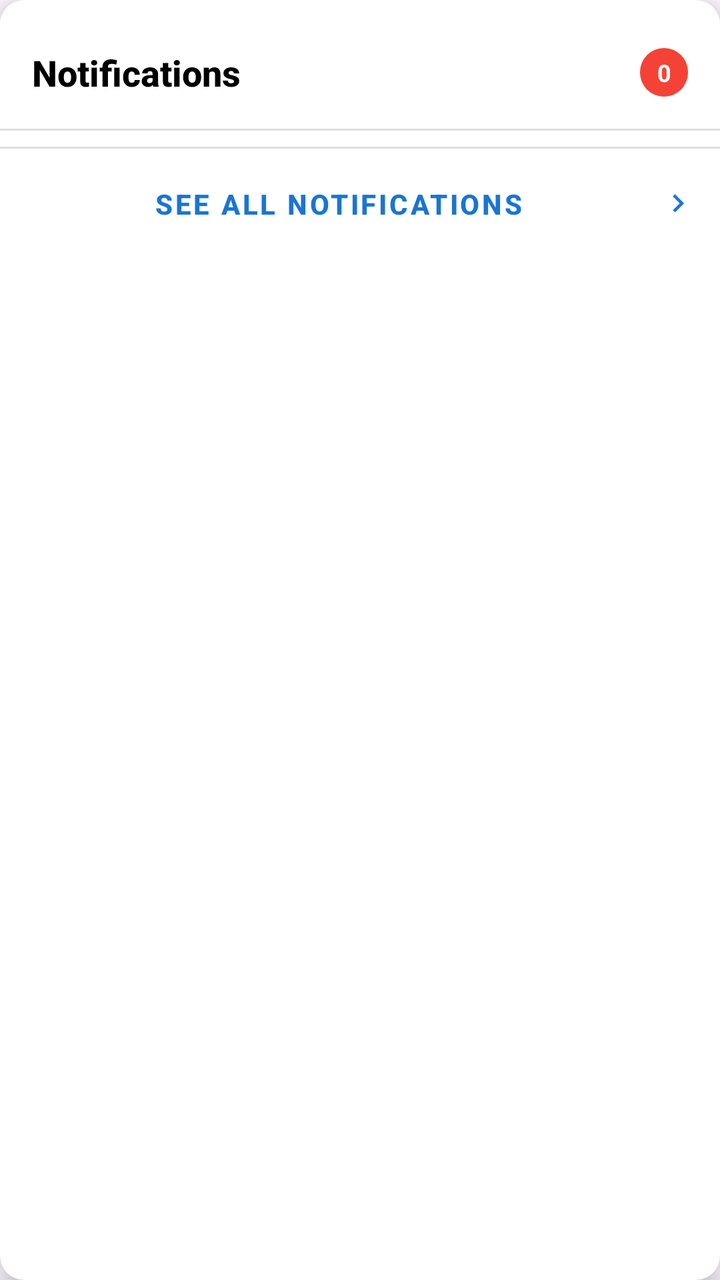
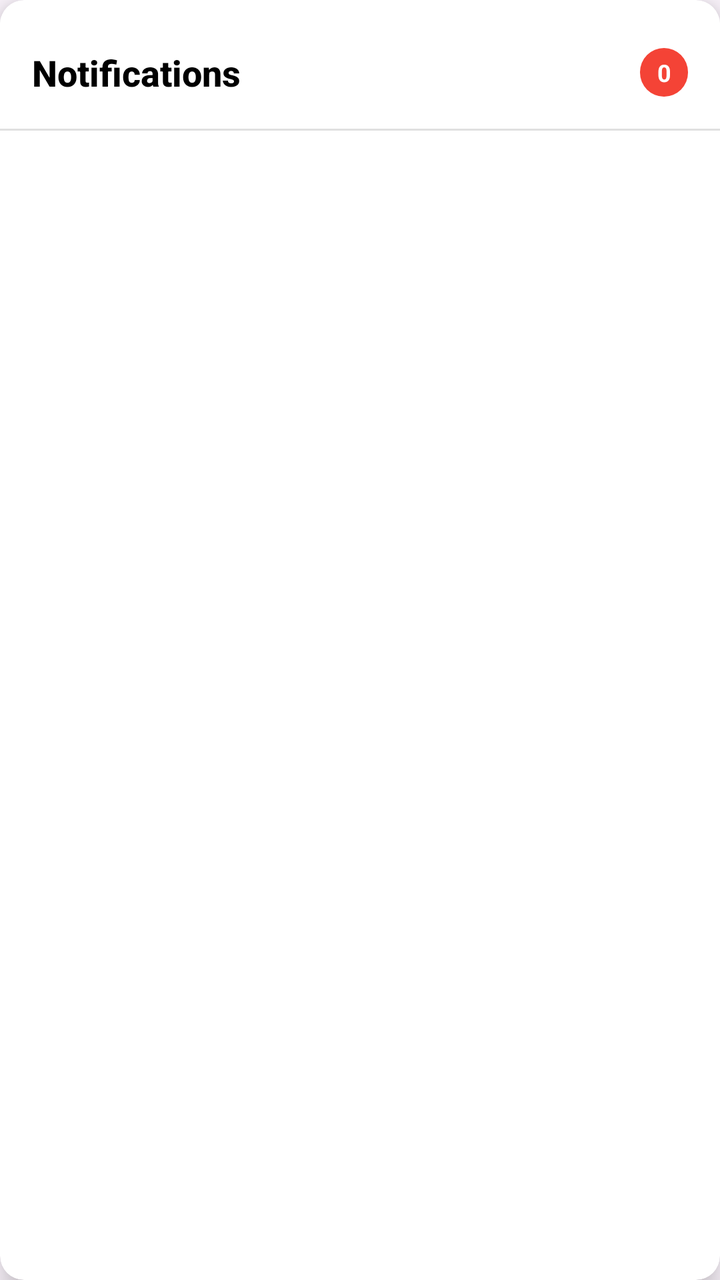

Compare the two renders of this Android layout. The source of the first and the diff that turns it into the second are given below.
<!-- AndroidManifest.xml: application theme Theme.H_CAS -->
<!-- res/layout/dropdown_notifications.xml -->
<?xml version="1.0" encoding="utf-8"?>
<androidx.cardview.widget.CardView xmlns:android="http://schemas.android.com/apk/res/android"
    xmlns:app="http://schemas.android.com/apk/res-auto"
    android:id="@+id/notificationDropdownCard"
    android:layout_width="320dp"
    android:layout_height="wrap_content"
    android:layout_gravity="end|top"
    android:layout_marginTop="8dp"
    android:layout_marginEnd="16dp"
    app:cardCornerRadius="12dp"
    app:cardElevation="8dp"
    app:cardBackgroundColor="@color/white">

    <LinearLayout
        android:layout_width="match_parent"
        android:layout_height="wrap_content"
        android:orientation="vertical">

        
        <FrameLayout
            android:layout_width="match_parent"
            android:layout_height="8dp">
            <View
                android:id="@+id/arrowView"
                android:layout_width="16dp"
                android:layout_height="8dp"
                android:layout_gravity="end"
                android:layout_marginEnd="32dp"
                android:background="@drawable/arrow_up" />
        </FrameLayout>

        
        <LinearLayout
            android:layout_width="match_parent"
            android:layout_height="wrap_content"
            android:orientation="horizontal"
            android:padding="16dp"
            android:background="@color/white"
            android:gravity="center_vertical">

            <TextView
                android:id="@+id/notificationTitle"
                android:layout_width="0dp"
                android:layout_height="wrap_content"
                android:layout_weight="1"
                android:text="Notifications"
                android:textColor="@color/black"
                android:textSize="18sp"
                android:textStyle="bold"
                android:fontFamily="sans-serif-medium" />

            <TextView
                android:id="@+id/notificationCount"
                android:layout_width="wrap_content"
                android:layout_height="wrap_content"
                android:layout_marginStart="8dp"
                android:background="@drawable/notification_badge_background"
                android:paddingStart="8dp"
                android:paddingEnd="8dp"
                android:paddingTop="4dp"
                android:paddingBottom="4dp"
                android:text="0"
                android:textColor="@color/white"
                android:textSize="12sp"
                android:textStyle="bold"
                android:minWidth="24dp"
                android:gravity="center" />

        </LinearLayout>

        
        <View
            android:layout_width="match_parent"
            android:layout_height="1dp"
            android:background="@color/divider_grey" />

        
        <androidx.recyclerview.widget.RecyclerView
            android:id="@+id/notificationsRecyclerView"
            android:layout_width="match_parent"
            android:layout_height="wrap_content"
            android:maxHeight="400dp"
            android:paddingTop="4dp"
            android:paddingBottom="4dp"
            android:clipToPadding="false" />

        
        <LinearLayout
            android:id="@+id/emptyStateLayout"
            android:layout_width="match_parent"
            android:layout_height="wrap_content"
            android:orientation="vertical"
            android:gravity="center"
            android:padding="32dp"
            android:visibility="gone">

            <ImageView
                android:layout_width="64dp"
                android:layout_height="64dp"
                android:src="@drawable/ic_notification"
                android:tint="@color/grey_light"
                android:alpha="0.5" />

            <TextView
                android:layout_width="wrap_content"
                android:layout_height="wrap_content"
                android:layout_marginTop="16dp"
                android:text="No notifications"
                android:textColor="@color/grey_medium"
                android:textSize="14sp" />

        </LinearLayout>

        
        <View
            android:layout_width="match_parent"
            android:layout_height="1dp"
            android:background="@color/divider_grey" />

        <com.google.android.material.button.MaterialButton
            android:id="@+id/seeAllNotificationsButton"
            android:layout_width="match_parent"
            android:layout_height="wrap_content"
            style="@style/Widget.MaterialComponents.Button.TextButton"
            android:text="See all notifications"
            android:textColor="@color/primary_blue"
            android:textSize="14sp"
            android:textStyle="bold"
            android:padding="12dp"
            android:gravity="center"
            app:icon="@drawable/ic_chevron_right"
            app:iconGravity="end"
            app:iconTint="@color/primary_blue" />

    </LinearLayout>

</androidx.cardview.widget.CardView>
<!-- resources referenced by this layout -->
<resources>
  <color name="black">#FF000000</color>
  <color name="divider_grey">#E0E0E0</color>
  <color name="grey_light">#F5F5F5</color>
  <color name="grey_medium">#9E9E9E</color>
  <color name="primary_blue">#1976D2</color>
  <color name="white">#FFFFFFFF</color>
  <!-- drawable arrow_up (drawable) -->
  <vector xmlns:android="http://schemas.android.com/apk/res/android"
      android:width="16dp"
      android:height="8dp"
      android:viewportWidth="16"
      android:viewportHeight="8">
      <path
          android:fillColor="@color/white"
          android:pathData="M 0,8 L 8,0 L 16,8 Z"/>
  </vector>
  <!-- drawable ic_chevron_right (drawable) -->
  <vector xmlns:android="http://schemas.android.com/apk/res/android"
      android:width="24dp"
      android:height="24dp"
      android:viewportWidth="24"
      android:viewportHeight="24"
      android:tint="?attr/colorControlNormal">
      <path
          android:fillColor="@android:color/white"
          android:pathData="M10,6L8.59,7.41 13.17,12l-4.58,4.59L10,18l6,-6z"/>
  </vector>
  <!-- drawable ic_notification (drawable) -->
  <vector xmlns:android="http://schemas.android.com/apk/res/android"
      android:width="24dp"
      android:height="24dp"
      android:viewportWidth="24"
      android:viewportHeight="24"
      android:tint="?attr/colorControlNormal">
      <path
          android:fillColor="@android:color/white"
          android:pathData="M12,22c1.1,0 2,-0.9 2,-2h-4c0,1.1 0.89,2 2,2zM18,16v-5c0,-3.07 -1.64,-5.64 -4.5,-6.32V4c0,-0.83 -0.67,-1.5 -1.5,-1.5s-1.5,0.67 -1.5,1.5v0.68C7.63,5.36 6,7.92 6,11v5l-2,2v1h16v-1l-2,-2z"/>
  </vector>
  <!-- drawable notification_badge_background (drawable) -->
  <shape xmlns:android="http://schemas.android.com/apk/res/android"
      android:shape="rectangle">
      <solid android:color="#F44336" />
      <corners android:radius="12dp" />
  </shape>
  <style name="Theme.H_CAS" parent="Base.Theme.H_CAS" />
  <style name="Base.Theme.H_CAS" parent="Theme.Material3.DayNight.NoActionBar">
          
          
      </style>
</resources>

<!-- the commit's change to res/layout/dropdown_notifications.xml (unified diff, before → after) -->
@@ -111,27 +111,6 @@
 
         </LinearLayout>
 
-        
-        <View
-            android:layout_width="match_parent"
-            android:layout_height="1dp"
-            android:background="@color/divider_grey" />
-
-        <com.google.android.material.button.MaterialButton
-            android:id="@+id/seeAllNotificationsButton"
-            android:layout_width="match_parent"
-            android:layout_height="wrap_content"
-            style="@style/Widget.MaterialComponents.Button.TextButton"
-            android:text="See all notifications"
-            android:textColor="@color/primary_blue"
-            android:textSize="14sp"
-            android:textStyle="bold"
-            android:padding="12dp"
-            android:gravity="center"
-            app:icon="@drawable/ic_chevron_right"
-            app:iconGravity="end"
-            app:iconTint="@color/primary_blue" />
-
     </LinearLayout>
 
 </androidx.cardview.widget.CardView>
<!-- resource entries referenced after the edit -->
@@ -4,7 +4,6 @@
   <color name="divider_grey">#E0E0E0</color>
   <color name="grey_light">#F5F5F5</color>
   <color name="grey_medium">#9E9E9E</color>
-  <color name="primary_blue">#1976D2</color>
   <color name="white">#FFFFFFFF</color>
   <!-- drawable arrow_up (drawable) -->
   <vector xmlns:android="http://schemas.android.com/apk/res/android"
@@ -15,17 +14,6 @@
       <path
           android:fillColor="@color/white"
           android:pathData="M 0,8 L 8,0 L 16,8 Z"/>
-  </vector>
-  <!-- drawable ic_chevron_right (drawable) -->
-  <vector xmlns:android="http://schemas.android.com/apk/res/android"
-      android:width="24dp"
-      android:height="24dp"
-      android:viewportWidth="24"
-      android:viewportHeight="24"
-      android:tint="?attr/colorControlNormal">
-      <path
-          android:fillColor="@android:color/white"
-          android:pathData="M10,6L8.59,7.41 13.17,12l-4.58,4.59L10,18l6,-6z"/>
   </vector>
   <!-- drawable ic_notification (drawable) -->
   <vector xmlns:android="http://schemas.android.com/apk/res/android"
